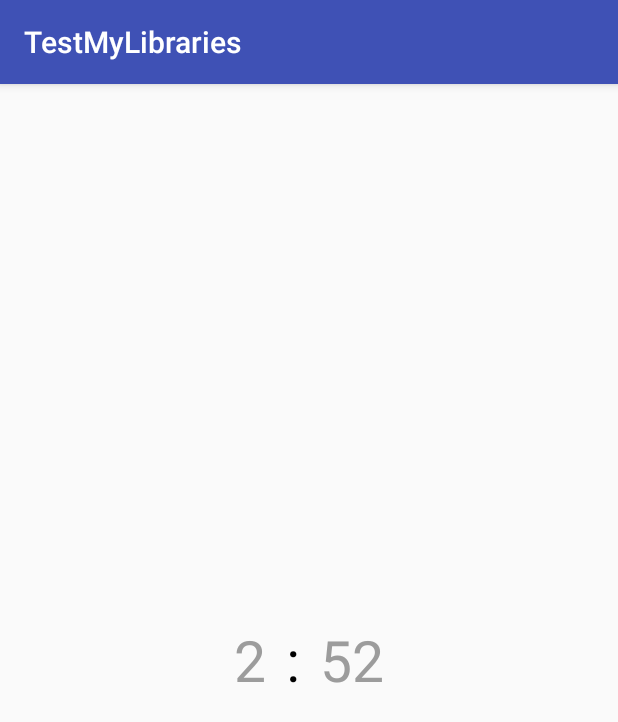
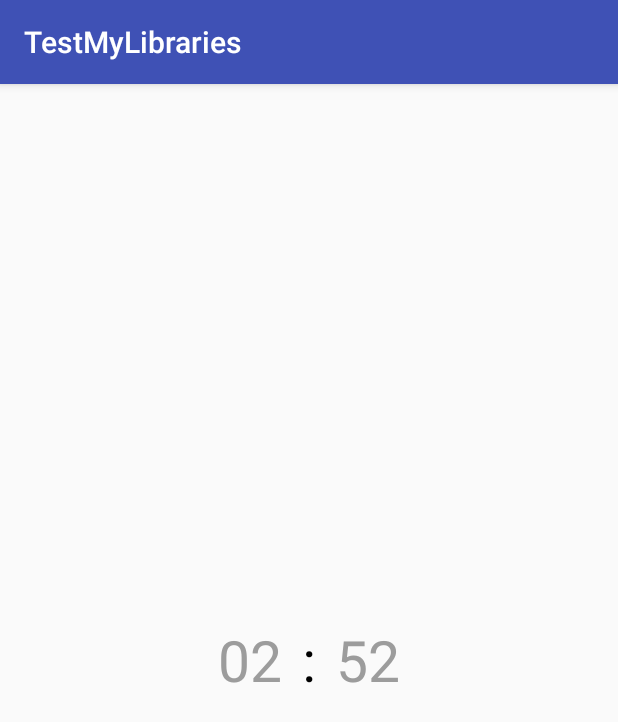
Before and after one commit to jsaman19/easyCountDownTimer, an Android app: the screen it shows after launch (MainActivity), on a phone screen of 412 x 824 dp. Shown: the top 722 px of the screen. Run offline under Robolectric (Android 15) with nearby library versions, the phone set to English and light mode, and no system bars.

Commit message:
show time in two digit

```diff
--- a/easycountdowntimer/src/main/java/ir/samanjafari/easycountdowntimer/EasyCountDownTextview.java
+++ b/easycountdowntimer/src/main/java/ir/samanjafari/easycountdowntimer/EasyCountDownTextview.java
@@ -42,24 +42,23 @@ public class EasyCountDownTextview extends LinearLayout {
 
         LayoutInflater inflater = (LayoutInflater) context.getSystemService(Context.LAYOUT_INFLATER_SERVICE);
 
+        assert inflater != null;
         View view = inflater.inflate(R.layout.view_textview, this);
-        hoursTxt = (TextView) view.findViewById(R.id.hours_txt);
-        belowHoursTxt = (TextView) view.findViewById(R.id.below_hours_txt);
-        topHoursTxt = (TextView) view.findViewById(R.id.top_hours_txt);
-        minuteTxt = (TextView) view.findViewById(R.id.minute_txt);
-        belowMinuteTxt = (TextView) view.findViewById(R.id.below_minute_txt);
-        topMinuteTxt = (TextView) view.findViewById(R.id.top_minute_txt);
-        secondTxt = (TextView) view.findViewById(R.id.second_txt);
-        belowSecondTxt = (TextView) view.findViewById(R.id.below_second_txt);
-        topSecondTxt = (TextView) view.findViewById(R.id.top_second_txt);
-        colon1 = (TextView) view.findViewById(R.id.colon1);
-        colon2 = (TextView) view.findViewById(R.id.colon2);
-        hrLayout = (RelativeLayout) view.findViewById(R.id.hours_layout);
-        minLayout = (RelativeLayout) view.findViewById(R.id.minute_layout);
-        secLayout = (RelativeLayout) view.findViewById(R.id.second_layout);
+        hoursTxt = view.findViewById(R.id.hours_txt);
+        belowHoursTxt = view.findViewById(R.id.below_hours_txt);
+        topHoursTxt = view.findViewById(R.id.top_hours_txt);
+        minuteTxt = view.findViewById(R.id.minute_txt);
+        belowMinuteTxt = view.findViewById(R.id.below_minute_txt);
+        topMinuteTxt = view.findViewById(R.id.top_minute_txt);
+        secondTxt = view.findViewById(R.id.second_txt);
+        belowSecondTxt = view.findViewById(R.id.below_second_txt);
+        topSecondTxt = view.findViewById(R.id.top_second_txt);
+        colon1 = view.findViewById(R.id.colon1);
+        colon2 = view.findViewById(R.id.colon2);
+        hrLayout = view.findViewById(R.id.hours_layout);
+        minLayout = view.findViewById(R.id.minute_layout);
+        secLayout = view.findViewById(R.id.second_layout);
 
-
-        this.countDownInterface = countDownInterface;
 
         TypedArray attr = context.obtainStyledAttributes(attrs, R.styleable.EasyCountDownTextview, 0, 0);
 
--- a/easycountdowntimer/src/main/java/ir/samanjafari/easycountdowntimer/MyCountDown.java
+++ b/easycountdowntimer/src/main/java/ir/samanjafari/easycountdowntimer/MyCountDown.java
@@ -54,11 +54,11 @@ public class MyCountDown extends CountDownTimer {
         String hr = hrTxt.getText().toString().trim();
         String hr2 = String.valueOf(hours);
         if (!hr.equals(hr2))
-            hrTxt.setText(String.valueOf(hours));
+            hrTxt.setText(String.valueOf(hours).length() == 1 ? "0" + hours : String.valueOf(hours));
 
         if (!minTxt.getText().toString().trim().equals(String.valueOf(min)))
-            minTxt.setText(String.valueOf(min));
+            minTxt.setText(String.valueOf(min).length() == 1 ? "0" + min : String.valueOf(min));
 
-        scndTxt.setText(String.valueOf(second));
+        scndTxt.setText(String.valueOf(second).length() == 1 ? "0" + second : String.valueOf(second));
     }
 }
--- a/easycountdowntimer/src/main/res/layout/view_textview.xml
+++ b/easycountdowntimer/src/main/res/layout/view_textview.xml
@@ -6,7 +6,9 @@
     <RelativeLayout
         android:id="@+id/hours_layout"
         android:layout_width="wrap_content"
-        android:layout_height="wrap_content">
+        android:layout_height="wrap_content"
+        android:layout_gravity="center_vertical"
+        android:gravity="center_vertical">
 
         <TextView
             android:id="@+id/below_hours_txt"
@@ -39,12 +41,16 @@
         android:id="@+id/colon1"
         android:layout_width="wrap_content"
         android:layout_height="wrap_content"
+        android:layout_gravity="center_vertical"
+        android:gravity="center_vertical"
         android:text=" : "/>
 
     <RelativeLayout
         android:id="@+id/minute_layout"
         android:layout_width="wrap_content"
         android:layout_height="wrap_content"
+        android:layout_gravity="center_vertical"
+        android:gravity="center_vertical"
         >
 
         <TextView
@@ -78,12 +84,16 @@
         android:id="@+id/colon2"
         android:layout_width="wrap_content"
         android:layout_height="wrap_content"
+        android:layout_gravity="center_vertical"
+        android:gravity="center_vertical"
         android:text=" : "/>
 
     <RelativeLayout
         android:id="@+id/second_layout"
         android:layout_width="wrap_content"
-        android:layout_height="wrap_content">
+        android:layout_height="wrap_content"
+        android:layout_gravity="center_vertical"
+        android:gravity="center_vertical">
 
         <TextView
             android:id="@+id/below_second_txt"
```
